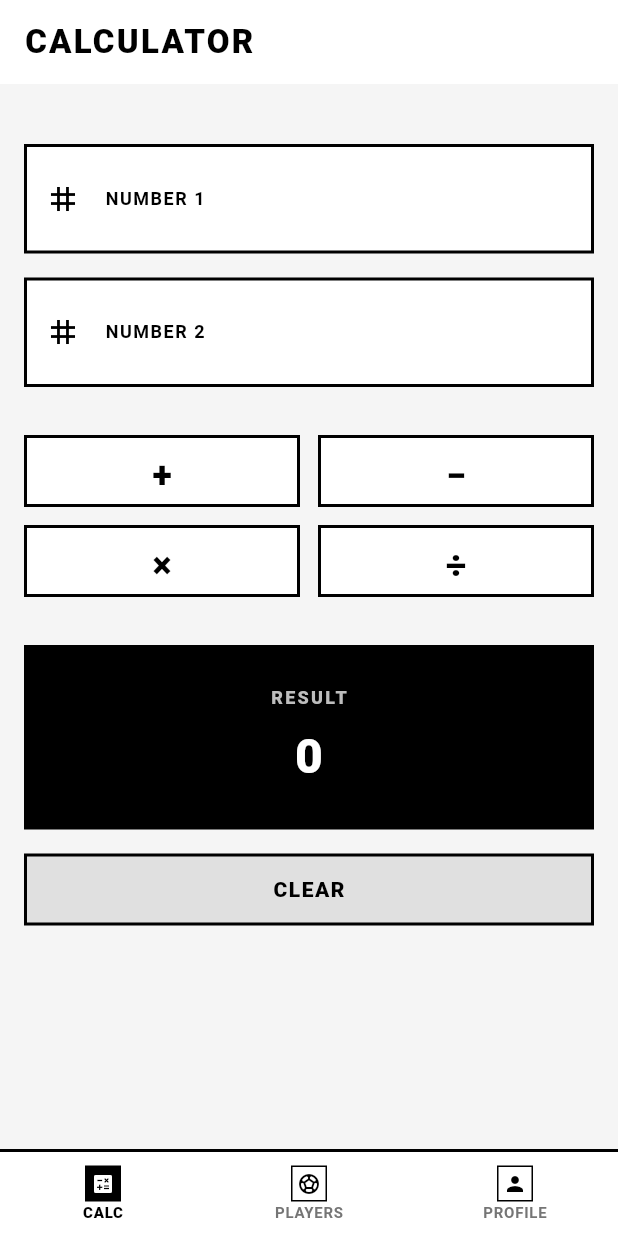
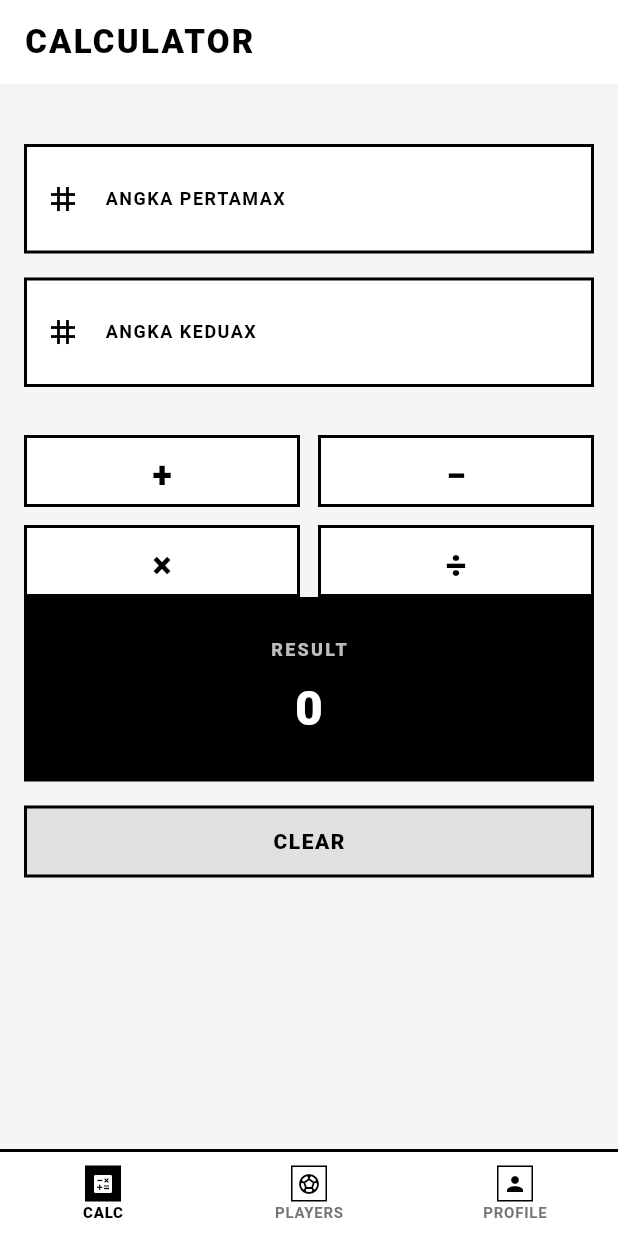
Before and after one commit to Azelzy/FlutterKalkulatorSederhana, a Flutter app: the screen it shows after launch, on a phone screen of 412 x 824 dp. Run offline on Flutter 3.47's test engine with Material 3 defaults, Android fonts, the phone set to English and light mode, and no system bars; our stand-ins replace get.

```diff
--- a/lib/pages/calculator_page.dart
+++ b/lib/pages/calculator_page.dart
@@ -35,19 +35,18 @@ class CalculatorPage extends StatelessWidget {
             // Input fields
             _buildInputField(
               controller: calculatorController.txtAngka1,
-              label: "NUMBER 1",
+              label: "ANGKA PERTAMAX",
             ),
             const SizedBox(height: 16),
 
             _buildInputField(
               controller: calculatorController.txtAngka2,
-              label: "NUMBER 2",
+              label: "ANGKA KEDUAX",
             ),
             const SizedBox(height: 32),
 
             // Operator buttons
-            Container(
-              child: Column(
+            Column(
               children: [
                 Row(
                   children: [
@@ -86,8 +85,6 @@ class CalculatorPage extends StatelessWidget {
                 ),
               ],
             ),
-            ),
-            const SizedBox(height: 32),
 
             // Result display
             Container(
@@ -109,7 +106,8 @@ class CalculatorPage extends StatelessWidget {
                     ),
                   ),
                   const SizedBox(height: 8),
-                  Obx(() => Text(
+                  Obx(
+                    () => Text(
                       calculatorController.hasil.value,
                       style: const TextStyle(
                         fontSize: 32,
@@ -117,7 +115,8 @@ class CalculatorPage extends StatelessWidget {
                         color: Colors.white,
                         letterSpacing: 1.0,
                       ),
-                  )),
+                    ),
+                  ),
                 ],
               ),
             ),
@@ -171,10 +170,7 @@ class CalculatorPage extends StatelessWidget {
           ),
           border: InputBorder.none,
           contentPadding: const EdgeInsets.all(16),
-          prefixIcon: const Icon(
-            Icons.tag,
-            color: Colors.black,
-          ),
+          prefixIcon: const Icon(Icons.tag, color: Colors.black),
         ),
         style: const TextStyle(
           fontWeight: FontWeight.w600,
--- a/lib/routes/pages.dart
+++ b/lib/routes/pages.dart
@@ -12,5 +12,6 @@ class AppPages {
     GetPage(name: AppRoutes.footballplayers, page: () => Footballpage()),
     GetPage(name: AppRoutes.footballedit,page: () => const FootballEditPage(),),
     GetPage(name: AppRoutes.bottomNav, page: () => BottomNavPage()),
+    // Add other pages here as needed
   ];
 }
--- a/lib/routes/routes.dart
+++ b/lib/routes/routes.dart
@@ -3,7 +3,6 @@ class AppRoutes{
   static const String footballplayers = '/footballplayers';
   static const String footballedit = '/footballedit';
   static const String bottomNav = '/bottomNav';
+  static const String profile = '/profile';
   // Add other routes here as needed
-
-
 }
```
Also changed, not shown: lib/controllers/calculator_controller.dart (+4 -4 lines), lib/pages/profile_page.dart (+18 -20 lines), lib/pages/profile_edit_page.dart (added). Lines whose indentation alone changed are shown as unchanged.
